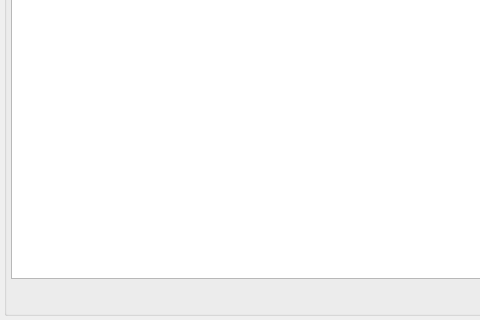
bisegni/chaosframework, file ccs/script/ScriptManager.ui: the form before one commit; both pictures show x 0 to 480 and y 304 to 624 of the 969 by 624 pixel window.
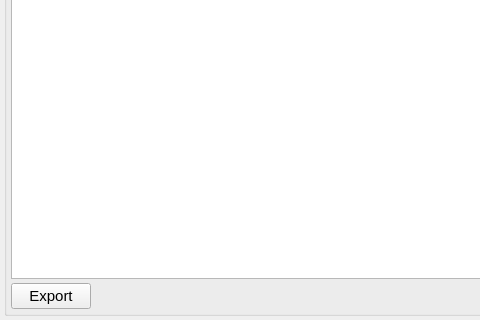
The form after the commit.

Commit message: start coding the export of the scripts

What changed in the file:
```diff
--- a/ccs/script/ScriptManager.ui
+++ b/ccs/script/ScriptManager.ui
@@ -103,6 +103,18 @@
        </item>
        <item>
         <layout class="QHBoxLayout" name="horizontalLayout">
+         <item>
+          <widget class="QPushButton" name="pushButtonExport">
+           <property name="font">
+            <font>
+             <pointsize>11</pointsize>
+            </font>
+           </property>
+           <property name="text">
+            <string>Export</string>
+           </property>
+          </widget>
+         </item>
          <item>
           <spacer name="horizontalSpacer">
            <property name="orientation">
```
The commit also changes 2 other files.
